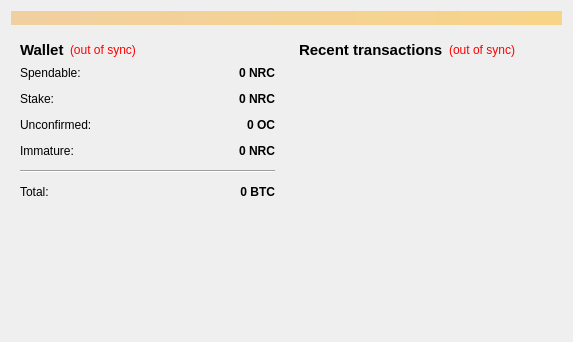
This is src/qt/forms/overviewpage.ui in hydrocarboncoin/hydrocarbon as Qt 5 draws it before an edit. The edited form follows.
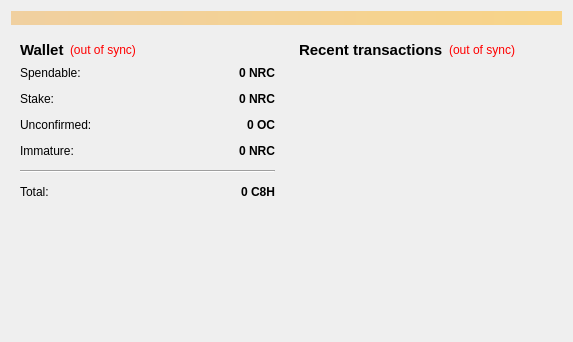
This is the edited form.

Diff of the .ui file:
```diff
--- a/src/qt/forms/overviewpage.ui
+++ b/src/qt/forms/overviewpage.ui
@@ -250,7 +250,7 @@
                <string>Your current total balance</string>
               </property>
               <property name="text">
-               <string notr="true">0 BTC</string>
+               <string notr="true">0 C8H</string>
               </property>
               <property name="alignment">
                <set>Qt::AlignRight|Qt::AlignTrailing|Qt::AlignVCenter</set>
```
